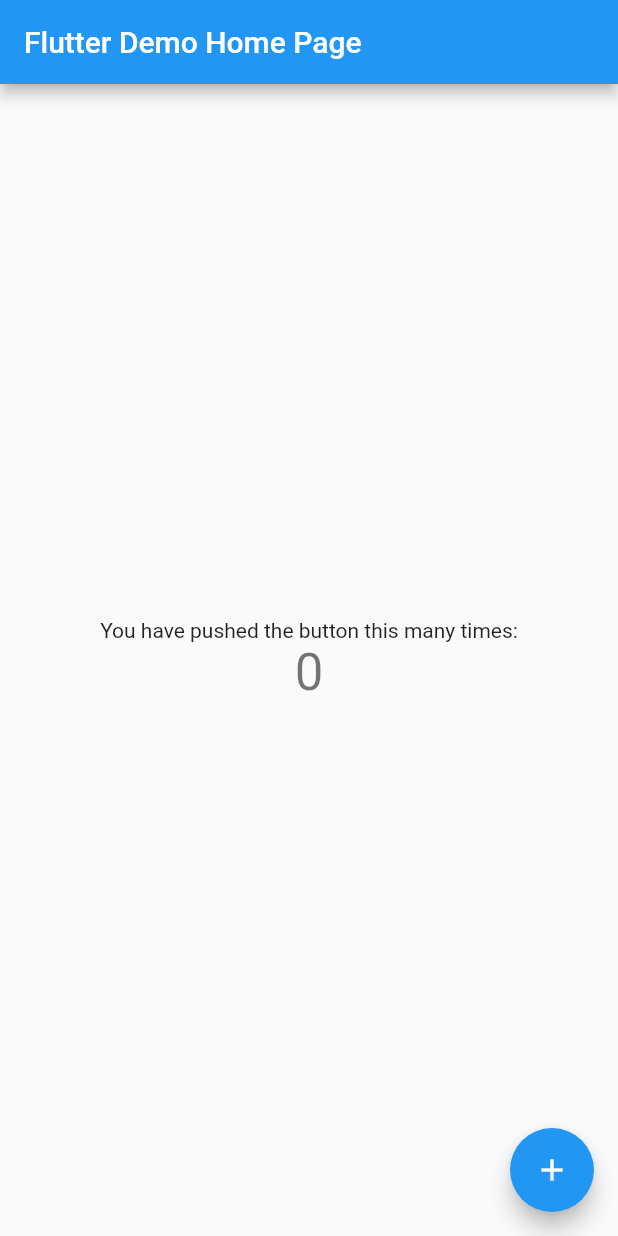
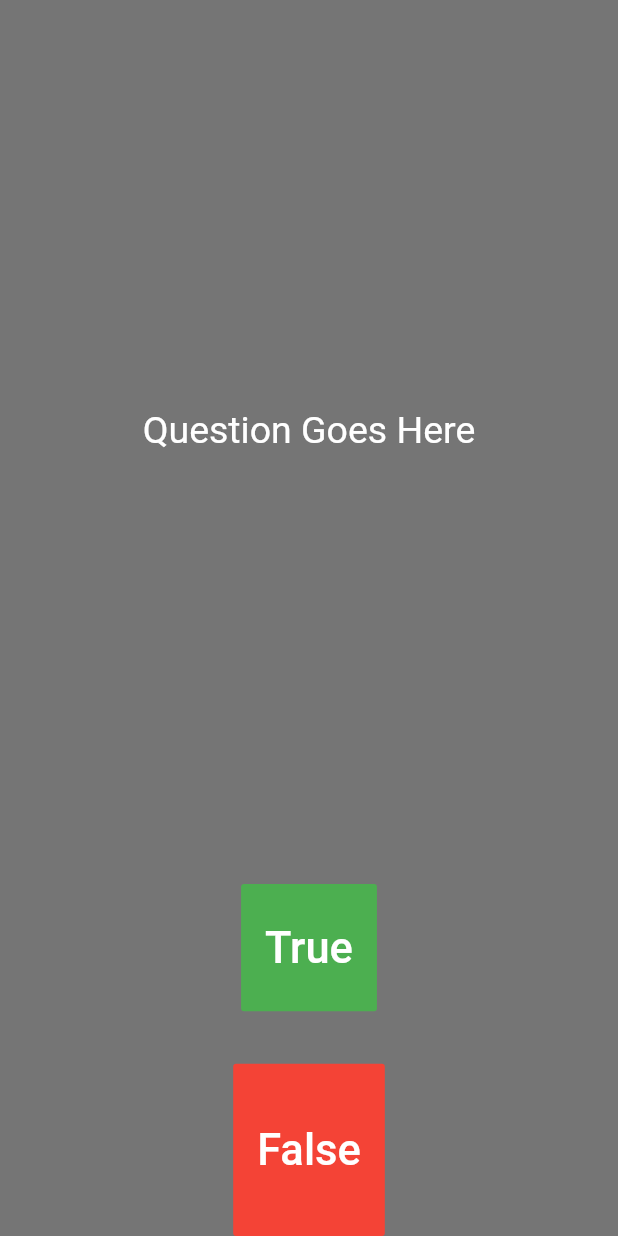
Before and after one commit to bbosmedia/quiz_app, a Flutter app: the screen it shows after launch, on a phone screen of 412 x 824 dp. Run offline on Flutter 3.47's test engine with Material 2 defaults, Android fonts, the phone set to English and light mode, and no system bars.

Commit message:
Added two Ecpanded Layers

```diff
--- a/lib/main.dart
+++ b/lib/main.dart
@@ -5,109 +5,70 @@ void main() {
 }
 
 class MyApp extends StatelessWidget {
-  // This widget is the root of your application.
+  const MyApp({Key key}) : super(key: key);
+
   @override
   Widget build(BuildContext context) {
     return MaterialApp(
-      title: 'Flutter Demo',
-      theme: ThemeData(
-        // This is the theme of your application.
-        //
-        // Try running your application with "flutter run". You'll see the
-        // application has a blue toolbar. Then, without quitting the app, try
-        // changing the primarySwatch below to Colors.green and then invoke
-        // "hot reload" (press "r" in the console where you ran "flutter run",
-        // or simply save your changes to "hot reload" in a Flutter IDE).
-        // Notice that the counter didn't reset back to zero; the application
-        // is not restarted.
-        primarySwatch: Colors.blue,
-      ),
-      home: MyHomePage(title: 'Flutter Demo Home Page'),
+      home: Home(),
     );
   }
 }
 
-class MyHomePage extends StatefulWidget {
-  MyHomePage({Key key, this.title}) : super(key: key);
-
-  // This widget is the home page of your application. It is stateful, meaning
-  // that it has a State object (defined below) that contains fields that affect
-  // how it looks.
-
-  // This class is the configuration for the state. It holds the values (in this
-  // case the title) provided by the parent (in this case the App widget) and
-  // used by the build method of the State. Fields in a Widget subclass are
-  // always marked "final".
-
-  final String title;
+class Home extends StatefulWidget {
+  const Home({Key key}) : super(key: key);
 
   @override
-  _MyHomePageState createState() => _MyHomePageState();
+  _HomeState createState() => _HomeState();
 }
 
-class _MyHomePageState extends State<MyHomePage> {
-  int _counter = 0;
-
-  void _incrementCounter() {
-    setState(() {
-      // This call to setState tells the Flutter framework that something has
-      // changed in this State, which causes it to rerun the build method below
-      // so that the display can reflect the updated values. If we changed
-      // _counter without calling setState(), then the build method would not be
-      // called again, and so nothing would appear to happen.
-      _counter++;
-    });
-  }
-
+class _HomeState extends State<Home> {
   @override
   Widget build(BuildContext context) {
-    // This method is rerun every time setState is called, for instance as done
-    // by the _incrementCounter method above.
-    //
-    // The Flutter framework has been optimized to make rerunning build methods
-    // fast, so that you can just rebuild anything that needs updating rather
-    // than having to individually change instances of widgets.
     return Scaffold(
-      appBar: AppBar(
-        // Here we take the value from the MyHomePage object that was created by
-        // the App.build method, and use it to set our appbar title.
-        title: Text(widget.title),
-      ),
-      body: Center(
-        // Center is a layout widget. It takes a single child and positions it
-        // in the middle of the parent.
+      backgroundColor: Colors.black54,
+      body: SafeArea(
         child: Column(
-          // Column is also a layout widget. It takes a list of children and
-          // arranges them vertically. By default, it sizes itself to fit its
-          // children horizontally, and tries to be as tall as its parent.
-          //
-          // Invoke "debug painting" (press "p" in the console, choose the
-          // "Toggle Debug Paint" action from the Flutter Inspector in Android
-          // Studio, or the "Toggle Debug Paint" command in Visual Studio Code)
-          // to see the wireframe for each widget.
-          //
-          // Column has various properties to control how it sizes itself and
-          // how it positions its children. Here we use mainAxisAlignment to
-          // center the children vertically; the main axis here is the vertical
-          // axis because Columns are vertical (the cross axis would be
-          // horizontal).
           mainAxisAlignment: MainAxisAlignment.center,
-          children: <Widget>[
-            Text(
-              'You have pushed the button this many times:',
+          crossAxisAlignment: CrossAxisAlignment.center,
+          children: [
+            Expanded(
+                flex: 5,
+                child: Padding(
+                  padding: EdgeInsets.all(20),
+                  child: Center(
+                      child: Text(
+                    "Question Goes Here",
+                    style: TextStyle(color: Colors.white, fontSize: 25.0),
+                  )),
+                )),
+            Expanded(
+                child: Padding(
+                  padding: EdgeInsets.all(15),
+                  child: FlatButton(
+              onPressed: () {},
+              color: Colors.green,
+              child: Text(
+                  "True",
+                  style: TextStyle(color: Colors.white, fontSize: 29),
+              ),
             ),
-            Text(
-              '$_counter',
-              style: Theme.of(context).textTheme.headline4,
+                )),
+            SizedBox(
+              height: 20,
             ),
+            Expanded(
+                child: FlatButton(
+              onPressed: () {},
+              color: Colors.red,
+              child: Text(
+                "False",
+                style: TextStyle(color: Colors.white, fontSize: 29),
+              ),
+            )),
           ],
         ),
       ),
-      floatingActionButton: FloatingActionButton(
-        onPressed: _incrementCounter,
-        tooltip: 'Increment',
-        child: Icon(Icons.add),
-      ), // This trailing comma makes auto-formatting nicer for build methods.
     );
   }
 }
```
